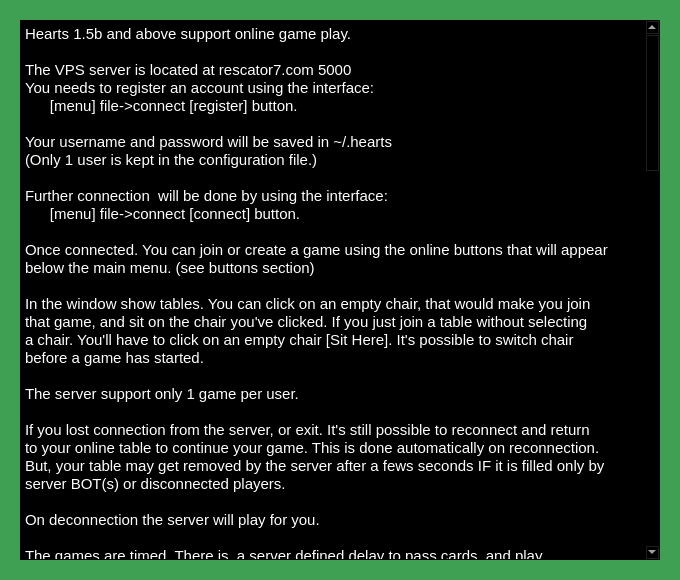
The window that online.ui (Rescator7/Hearts) describes before a commit, drawn with Qt 5.
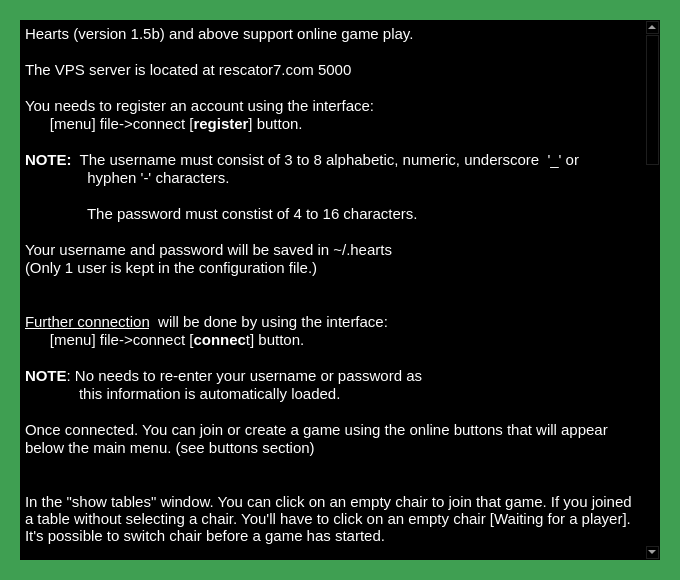
The same window after the commit.

Patch:
```diff
--- a/online.ui
+++ b/online.ui
@@ -890,32 +890,43 @@
 &lt;html&gt;&lt;head&gt;&lt;meta name=&quot;qrichtext&quot; content=&quot;1&quot; /&gt;&lt;style type=&quot;text/css&quot;&gt;
 p, li { white-space: pre-wrap; }
 &lt;/style&gt;&lt;/head&gt;&lt;body style=&quot; font-family:'Ubuntu'; font-size:11pt; font-weight:400; font-style:normal;&quot;&gt;
-&lt;p style=&quot; margin-top:0px; margin-bottom:0px; margin-left:0px; margin-right:0px; -qt-block-indent:0; text-indent:0px;&quot;&gt;Hearts 1.5b and above support online game play. &lt;/p&gt;
+&lt;p style=&quot; margin-top:0px; margin-bottom:0px; margin-left:0px; margin-right:0px; -qt-block-indent:0; text-indent:0px;&quot;&gt;Hearts (version 1.5b) and above support online game play. &lt;/p&gt;
 &lt;p style=&quot;-qt-paragraph-type:empty; margin-top:0px; margin-bottom:0px; margin-left:0px; margin-right:0px; -qt-block-indent:0; text-indent:0px;&quot;&gt;&lt;br /&gt;&lt;/p&gt;
 &lt;p style=&quot; margin-top:0px; margin-bottom:0px; margin-left:0px; margin-right:0px; -qt-block-indent:0; text-indent:0px;&quot;&gt;The VPS server is located at rescator7.com 5000&lt;/p&gt;
+&lt;p style=&quot;-qt-paragraph-type:empty; margin-top:0px; margin-bottom:0px; margin-left:0px; margin-right:0px; -qt-block-indent:0; text-indent:0px;&quot;&gt;&lt;br /&gt;&lt;/p&gt;
 &lt;p style=&quot; margin-top:0px; margin-bottom:0px; margin-left:0px; margin-right:0px; -qt-block-indent:0; text-indent:0px;&quot;&gt;You needs to register an account using the interface:&lt;/p&gt;
-&lt;p style=&quot; margin-top:0px; margin-bottom:0px; margin-left:0px; margin-right:0px; -qt-block-indent:0; text-indent:0px;&quot;&gt;      [menu] file-&amp;gt;connect [register] button.&lt;/p&gt;
+&lt;p style=&quot; margin-top:0px; margin-bottom:0px; margin-left:0px; margin-right:0px; -qt-block-indent:0; text-indent:0px;&quot;&gt;      [menu] file-&amp;gt;connect [&lt;span style=&quot; font-weight:600;&quot;&gt;register&lt;/span&gt;] button.&lt;/p&gt;
+&lt;p style=&quot;-qt-paragraph-type:empty; margin-top:0px; margin-bottom:0px; margin-left:0px; margin-right:0px; -qt-block-indent:0; text-indent:0px;&quot;&gt;&lt;br /&gt;&lt;/p&gt;
+&lt;p style=&quot; margin-top:0px; margin-bottom:0px; margin-left:0px; margin-right:0px; -qt-block-indent:0; text-indent:0px;&quot;&gt;&lt;span style=&quot; font-weight:600;&quot;&gt;NOTE:&lt;/span&gt;  The&lt;span style=&quot; font-weight:600;&quot;&gt; &lt;/span&gt;username must consist of 3 to 8 alphabetic, numeric, underscore  '_' or&lt;/p&gt;
+&lt;p style=&quot; margin-top:0px; margin-bottom:0px; margin-left:0px; margin-right:0px; -qt-block-indent:0; text-indent:0px;&quot;&gt;               hyphen '-' characters.&lt;/p&gt;
+&lt;p style=&quot;-qt-paragraph-type:empty; margin-top:0px; margin-bottom:0px; margin-left:0px; margin-right:0px; -qt-block-indent:0; text-indent:0px;&quot;&gt;&lt;br /&gt;&lt;/p&gt;
+&lt;p style=&quot; margin-top:0px; margin-bottom:0px; margin-left:0px; margin-right:0px; -qt-block-indent:0; text-indent:0px;&quot;&gt;               The password must constist of 4 to 16 characters.&lt;/p&gt;
 &lt;p style=&quot;-qt-paragraph-type:empty; margin-top:0px; margin-bottom:0px; margin-left:0px; margin-right:0px; -qt-block-indent:0; text-indent:0px;&quot;&gt;&lt;br /&gt;&lt;/p&gt;
 &lt;p style=&quot; margin-top:0px; margin-bottom:0px; margin-left:0px; margin-right:0px; -qt-block-indent:0; text-indent:0px;&quot;&gt;Your username and password will be saved in ~/.hearts&lt;/p&gt;
 &lt;p style=&quot; margin-top:0px; margin-bottom:0px; margin-left:0px; margin-right:0px; -qt-block-indent:0; text-indent:0px;&quot;&gt;(Only 1 user is kept in the configuration file.)&lt;/p&gt;
 &lt;p style=&quot;-qt-paragraph-type:empty; margin-top:0px; margin-bottom:0px; margin-left:0px; margin-right:0px; -qt-block-indent:0; text-indent:0px;&quot;&gt;&lt;br /&gt;&lt;/p&gt;
-&lt;p style=&quot; margin-top:0px; margin-bottom:0px; margin-left:0px; margin-right:0px; -qt-block-indent:0; text-indent:0px;&quot;&gt;Further connection  will be done by using the interface:&lt;/p&gt;
-&lt;p style=&quot; margin-top:0px; margin-bottom:0px; margin-left:0px; margin-right:0px; -qt-block-indent:0; text-indent:0px;&quot;&gt;      [menu] file-&amp;gt;connect [connect] button.&lt;/p&gt;
+&lt;p style=&quot;-qt-paragraph-type:empty; margin-top:0px; margin-bottom:0px; margin-left:0px; margin-right:0px; -qt-block-indent:0; text-indent:0px;&quot;&gt;&lt;br /&gt;&lt;/p&gt;
+&lt;p style=&quot; margin-top:0px; margin-bottom:0px; margin-left:0px; margin-right:0px; -qt-block-indent:0; text-indent:0px;&quot;&gt;&lt;span style=&quot; text-decoration: underline;&quot;&gt;Further connection&lt;/span&gt;  will be done by using the interface:&lt;/p&gt;
+&lt;p style=&quot; margin-top:0px; margin-bottom:0px; margin-left:0px; margin-right:0px; -qt-block-indent:0; text-indent:0px;&quot;&gt;      [menu] file-&amp;gt;connect [&lt;span style=&quot; font-weight:600;&quot;&gt;connec&lt;/span&gt;t] button.&lt;/p&gt;
+&lt;p style=&quot;-qt-paragraph-type:empty; margin-top:0px; margin-bottom:0px; margin-left:0px; margin-right:0px; -qt-block-indent:0; text-indent:0px;&quot;&gt;&lt;br /&gt;&lt;/p&gt;
+&lt;p style=&quot; margin-top:0px; margin-bottom:0px; margin-left:0px; margin-right:0px; -qt-block-indent:0; text-indent:0px;&quot;&gt;&lt;span style=&quot; font-weight:600;&quot;&gt;NOTE&lt;/span&gt;: No needs to re-enter your username or password as&lt;/p&gt;
+&lt;p style=&quot; margin-top:0px; margin-bottom:0px; margin-left:0px; margin-right:0px; -qt-block-indent:0; text-indent:0px;&quot;&gt;             this information is automatically loaded.&lt;/p&gt;
 &lt;p style=&quot;-qt-paragraph-type:empty; margin-top:0px; margin-bottom:0px; margin-left:0px; margin-right:0px; -qt-block-indent:0; text-indent:0px;&quot;&gt;&lt;br /&gt;&lt;/p&gt;
 &lt;p style=&quot; margin-top:0px; margin-bottom:0px; margin-left:0px; margin-right:0px; -qt-block-indent:0; text-indent:0px;&quot;&gt;Once connected. You can join or create a game using the online buttons that will appear&lt;/p&gt;
 &lt;p style=&quot; margin-top:0px; margin-bottom:0px; margin-left:0px; margin-right:0px; -qt-block-indent:0; text-indent:0px;&quot;&gt;below the main menu. (see buttons section)&lt;/p&gt;
 &lt;p style=&quot;-qt-paragraph-type:empty; margin-top:0px; margin-bottom:0px; margin-left:0px; margin-right:0px; -qt-block-indent:0; text-indent:0px;&quot;&gt;&lt;br /&gt;&lt;/p&gt;
-&lt;p style=&quot; margin-top:0px; margin-bottom:0px; margin-left:0px; margin-right:0px; -qt-block-indent:0; text-indent:0px;&quot;&gt;In the window show tables. You can click on an empty chair, that would make you join&lt;/p&gt;
-&lt;p style=&quot; margin-top:0px; margin-bottom:0px; margin-left:0px; margin-right:0px; -qt-block-indent:0; text-indent:0px;&quot;&gt;that game, and sit on the chair you've clicked. If you just join a table without selecting&lt;/p&gt;
-&lt;p style=&quot; margin-top:0px; margin-bottom:0px; margin-left:0px; margin-right:0px; -qt-block-indent:0; text-indent:0px;&quot;&gt;a chair. You'll have to click on an empty chair [Sit Here]. It's possible to switch chair&lt;/p&gt;
-&lt;p style=&quot; margin-top:0px; margin-bottom:0px; margin-left:0px; margin-right:0px; -qt-block-indent:0; text-indent:0px;&quot;&gt;before a game has started. &lt;/p&gt;
+&lt;p style=&quot;-qt-paragraph-type:empty; margin-top:0px; margin-bottom:0px; margin-left:0px; margin-right:0px; -qt-block-indent:0; text-indent:0px;&quot;&gt;&lt;br /&gt;&lt;/p&gt;
+&lt;p style=&quot; margin-top:0px; margin-bottom:0px; margin-left:0px; margin-right:0px; -qt-block-indent:0; text-indent:0px;&quot;&gt;In the &amp;quot;show tables&amp;quot; window. You can click on an empty chair to join that game. If you joined a table without selecting a chair. You'll have to click on an empty chair [Waiting for a player]. It's possible to switch chair before a game has started. &lt;/p&gt;
+&lt;p style=&quot;-qt-paragraph-type:empty; margin-top:0px; margin-bottom:0px; margin-left:0px; margin-right:0px; -qt-block-indent:0; text-indent:0px;&quot;&gt;&lt;br /&gt;&lt;/p&gt;
+&lt;p style=&quot; margin-top:0px; margin-bottom:0px; margin-left:0px; margin-right:0px; -qt-block-indent:0; text-indent:0px;&quot;&gt;If the &amp;quot;show tables&amp;quot; window is empty. You can create your own table using the &amp;quot;Create Table&amp;quot; button. The game will start automatically when reaching 4 players. &lt;span style=&quot; font-weight:600;&quot;&gt;You can at any times start the game&lt;/span&gt; &lt;span style=&quot; font-weight:600;&quot;&gt;as long&lt;/span&gt; &lt;span style=&quot; font-weight:600;&quot;&gt;as you own the table &lt;/span&gt;(You've created it) by using the button &amp;quot;Start&amp;quot;. The empties chairs will be filled by *BOTs.&lt;/p&gt;
+&lt;p style=&quot;-qt-paragraph-type:empty; margin-top:0px; margin-bottom:0px; margin-left:0px; margin-right:0px; -qt-block-indent:0; text-indent:0px;&quot;&gt;&lt;br /&gt;&lt;/p&gt;
 &lt;p style=&quot;-qt-paragraph-type:empty; margin-top:0px; margin-bottom:0px; margin-left:0px; margin-right:0px; -qt-block-indent:0; text-indent:0px;&quot;&gt;&lt;br /&gt;&lt;/p&gt;
 &lt;p style=&quot; margin-top:0px; margin-bottom:0px; margin-left:0px; margin-right:0px; -qt-block-indent:0; text-indent:0px;&quot;&gt;The server support only 1 game per user.&lt;/p&gt;
 &lt;p style=&quot;-qt-paragraph-type:empty; margin-top:0px; margin-bottom:0px; margin-left:0px; margin-right:0px; -qt-block-indent:0; text-indent:0px;&quot;&gt;&lt;br /&gt;&lt;/p&gt;
 &lt;p style=&quot; margin-top:0px; margin-bottom:0px; margin-left:0px; margin-right:0px; -qt-block-indent:0; text-indent:0px;&quot;&gt;If you lost connection from the server, or exit. It's still possible to reconnect and return&lt;/p&gt;
 &lt;p style=&quot; margin-top:0px; margin-bottom:0px; margin-left:0px; margin-right:0px; -qt-block-indent:0; text-indent:0px;&quot;&gt;to your online table to continue your game. This is done automatically on reconnection.&lt;/p&gt;
-&lt;p style=&quot; margin-top:0px; margin-bottom:0px; margin-left:0px; margin-right:0px; -qt-block-indent:0; text-indent:0px;&quot;&gt;But, your table may get removed by the server after a fews seconds IF it is filled only by &lt;/p&gt;
-&lt;p style=&quot; margin-top:0px; margin-bottom:0px; margin-left:0px; margin-right:0px; -qt-block-indent:0; text-indent:0px;&quot;&gt;server BOT(s) or disconnected players.&lt;/p&gt;
+&lt;p style=&quot; margin-top:0px; margin-bottom:0px; margin-left:0px; margin-right:0px; -qt-block-indent:0; text-indent:0px;&quot;&gt;But, your table may get removed by the server after a fews seconds If it is filled only by &lt;/p&gt;
+&lt;p style=&quot; margin-top:0px; margin-bottom:0px; margin-left:0px; margin-right:0px; -qt-block-indent:0; text-indent:0px;&quot;&gt;server *BOT(s) or disconnected players.&lt;/p&gt;
 &lt;p style=&quot;-qt-paragraph-type:empty; margin-top:0px; margin-bottom:0px; margin-left:0px; margin-right:0px; -qt-block-indent:0; text-indent:0px;&quot;&gt;&lt;br /&gt;&lt;/p&gt;
 &lt;p style=&quot; margin-top:0px; margin-bottom:0px; margin-left:0px; margin-right:0px; -qt-block-indent:0; text-indent:0px;&quot;&gt;On deconnection the server will play for you.&lt;/p&gt;
 &lt;p style=&quot;-qt-paragraph-type:empty; margin-top:0px; margin-bottom:0px; margin-left:0px; margin-right:0px; -qt-block-indent:0; text-indent:0px;&quot;&gt;&lt;br /&gt;&lt;/p&gt;
@@ -924,11 +935,14 @@
 &lt;p style=&quot; margin-top:0px; margin-bottom:0px; margin-left:0px; margin-right:0px; -qt-block-indent:0; text-indent:0px;&quot;&gt;bar could be affected by lags). If your time left expire. The server will act for you to pass or &lt;/p&gt;
 &lt;p style=&quot; margin-top:0px; margin-bottom:0px; margin-left:0px; margin-right:0px; -qt-block-indent:0; text-indent:0px;&quot;&gt;play the cards.&lt;/p&gt;
 &lt;p style=&quot;-qt-paragraph-type:empty; margin-top:0px; margin-bottom:0px; margin-left:0px; margin-right:0px; -qt-block-indent:0; text-indent:0px;&quot;&gt;&lt;br /&gt;&lt;/p&gt;
-&lt;p style=&quot; margin-top:0px; margin-bottom:0px; margin-left:0px; margin-right:0px; -qt-block-indent:0; text-indent:0px;&quot;&gt;At your table. Players shown between () like (castillo) means the player left or is disconnected. An * before BOT, means this player is a server BOT.&lt;/p&gt;
+&lt;p style=&quot; margin-top:0px; margin-bottom:0px; margin-left:0px; margin-right:0px; -qt-block-indent:0; text-indent:0px;&quot;&gt;At your table. Players shown between () like (castillo) means the player left or is disconnected. An * before a name, &lt;/p&gt;
+&lt;p style=&quot; margin-top:0px; margin-bottom:0px; margin-left:0px; margin-right:0px; -qt-block-indent:0; text-indent:0px;&quot;&gt;means this player is a server BOT.&lt;/p&gt;
 &lt;p style=&quot;-qt-paragraph-type:empty; margin-top:0px; margin-bottom:0px; margin-left:0px; margin-right:0px; -qt-block-indent:0; text-indent:0px;&quot;&gt;&lt;br /&gt;&lt;/p&gt;
 &lt;p style=&quot; margin-top:0px; margin-bottom:0px; margin-left:0px; margin-right:0px; -qt-block-indent:0; text-indent:0px;&quot;&gt;It's possible to have a server commands list by switch the button action to help mode ?&lt;/p&gt;
 &lt;p style=&quot; margin-top:0px; margin-bottom:0px; margin-left:0px; margin-right:0px; -qt-block-indent:0; text-indent:0px;&quot;&gt;After that, you can read any commands's help file using the line editor.&lt;/p&gt;
 &lt;p style=&quot;-qt-paragraph-type:empty; margin-top:0px; margin-bottom:0px; margin-left:0px; margin-right:0px; -qt-block-indent:0; text-indent:0px;&quot;&gt;&lt;br /&gt;&lt;/p&gt;
+&lt;p style=&quot;-qt-paragraph-type:empty; margin-top:0px; margin-bottom:0px; margin-left:0px; margin-right:0px; -qt-block-indent:0; text-indent:0px;&quot;&gt;&lt;br /&gt;&lt;/p&gt;
+&lt;p style=&quot;-qt-paragraph-type:empty; margin-top:0px; margin-bottom:0px; margin-left:0px; margin-right:0px; -qt-block-indent:0; text-indent:0px;&quot;&gt;&lt;br /&gt;&lt;/p&gt;
 &lt;p style=&quot; margin-top:0px; margin-bottom:0px; margin-left:0px; margin-right:0px; -qt-block-indent:0; text-indent:0px;&quot;&gt;The server will keep statistics of your games: first, second, third, fourth place, and total&lt;/p&gt;
 &lt;p style=&quot; margin-top:0px; margin-bottom:0px; margin-left:0px; margin-right:0px; -qt-block-indent:0; text-indent:0px;&quot;&gt;games played online. This can be seen by using the server command: stats&lt;/p&gt;
 &lt;p style=&quot;-qt-paragraph-type:empty; margin-top:0px; margin-bottom:0px; margin-left:0px; margin-right:0px; -qt-block-indent:0; text-indent:0px;&quot;&gt;&lt;br /&gt;&lt;/p&gt;
@@ -940,7 +954,7 @@
 &lt;p style=&quot; margin-top:0px; margin-bottom:0px; margin-left:0px; margin-right:0px; -qt-block-indent:0; text-indent:0px;&quot;&gt;Leave the server and return to offline game mode. It will also reload any saved game.&lt;/p&gt;
 &lt;p style=&quot;-qt-paragraph-type:empty; margin-top:0px; margin-bottom:0px; margin-left:0px; margin-right:0px; -qt-block-indent:0; text-indent:0px;&quot;&gt;&lt;br /&gt;&lt;/p&gt;
 &lt;p style=&quot; margin-top:0px; margin-bottom:0px; margin-left:0px; margin-right:0px; -qt-block-indent:0; text-indent:0px;&quot;&gt;&lt;span style=&quot; font-size:14pt; font-weight:600;&quot;&gt;Leave&lt;/span&gt;&lt;/p&gt;
-&lt;p style=&quot; margin-top:0px; margin-bottom:0px; margin-left:0px; margin-right:0px; -qt-block-indent:0; text-indent:0px;&quot;&gt;Leave a table. This action will make you finish in 4th place if the game was started.&lt;/p&gt;
+&lt;p style=&quot; margin-top:0px; margin-bottom:0px; margin-left:0px; margin-right:0px; -qt-block-indent:0; text-indent:0px;&quot;&gt;Leave a table. This action will make you finish in 4th place if the game has started.&lt;/p&gt;
 &lt;p style=&quot;-qt-paragraph-type:empty; margin-top:0px; margin-bottom:0px; margin-left:0px; margin-right:0px; -qt-block-indent:0; text-indent:0px;&quot;&gt;&lt;br /&gt;&lt;/p&gt;
 &lt;p style=&quot; margin-top:0px; margin-bottom:0px; margin-left:0px; margin-right:0px; -qt-block-indent:0; text-indent:0px;&quot;&gt;&lt;span style=&quot; font-size:14pt; font-weight:600;&quot;&gt;Tables&lt;/span&gt;&lt;/p&gt;
 &lt;p style=&quot; margin-top:0px; margin-bottom:0px; margin-left:0px; margin-right:0px; -qt-block-indent:0; text-indent:0px;&quot;&gt;Show a window of availables tables. Games that has already started won't be shown, those&lt;/p&gt;
@@ -961,17 +975,15 @@
 &lt;p style=&quot; margin-top:0px; margin-bottom:0px; margin-left:0px; margin-right:0px; -qt-block-indent:0; text-indent:0px;&quot;&gt;Once muted. All communications are blocked for everyone.&lt;/p&gt;
 &lt;p style=&quot;-qt-paragraph-type:empty; margin-top:0px; margin-bottom:0px; margin-left:0px; margin-right:0px; -qt-block-indent:0; text-indent:0px;&quot;&gt;&lt;br /&gt;&lt;/p&gt;
 &lt;p style=&quot; margin-top:0px; margin-bottom:0px; margin-left:0px; margin-right:0px; -qt-block-indent:0; text-indent:0px;&quot;&gt;&lt;span style=&quot; font-size:14pt; font-weight:600;&quot;&gt;Start&lt;/span&gt;&lt;/p&gt;
-&lt;p style=&quot; margin-top:0px; margin-bottom:0px; margin-left:0px; margin-right:0px; -qt-block-indent:0; text-indent:0px;&quot;&gt;Hearts is a 4 players games. it may be difficult to reach 4 players joining your table.&lt;/p&gt;
-&lt;p style=&quot; margin-top:0px; margin-bottom:0px; margin-left:0px; margin-right:0px; -qt-block-indent:0; text-indent:0px;&quot;&gt;Due to the low number of players online. If that occur. The owner of a table. &lt;/p&gt;
-&lt;p style=&quot; margin-top:0px; margin-bottom:0px; margin-left:0px; margin-right:0px; -qt-block-indent:0; text-indent:0px;&quot;&gt;Can at any time start the game. The server will fill empty chair by&lt;/p&gt;
-&lt;p style=&quot; margin-top:0px; margin-bottom:0px; margin-left:0px; margin-right:0px; -qt-block-indent:0; text-indent:0px;&quot;&gt;playing BOT(s).&lt;/p&gt;
+&lt;p style=&quot; margin-top:0px; margin-bottom:0px; margin-left:0px; margin-right:0px; -qt-block-indent:0; text-indent:0px;&quot;&gt;Start the game &lt;span style=&quot; font-weight:600;&quot;&gt;you've created&lt;/span&gt; using &amp;quot;Create Table&amp;quot; button.&lt;/p&gt;
+&lt;p style=&quot; margin-top:0px; margin-bottom:0px; margin-left:0px; margin-right:0px; -qt-block-indent:0; text-indent:0px;&quot;&gt;Fill the empties chairs by *BOTS.&lt;/p&gt;
 &lt;p style=&quot;-qt-paragraph-type:empty; margin-top:0px; margin-bottom:0px; margin-left:0px; margin-right:0px; -qt-block-indent:0; text-indent:0px;&quot;&gt;&lt;br /&gt;&lt;/p&gt;
 &lt;p style=&quot; margin-top:0px; margin-bottom:0px; margin-left:0px; margin-right:0px; -qt-block-indent:0; text-indent:0px;&quot;&gt;&lt;span style=&quot; font-weight:600;&quot;&gt;Please notes:&lt;/span&gt; &lt;/p&gt;
-&lt;p style=&quot; margin-top:0px; margin-bottom:0px; margin-left:0px; margin-right:0px; -qt-block-indent:0; text-indent:0px;&quot;&gt;   1) As for server version 1.0.4. Server BOT are very weak. Those BOTs  &lt;/p&gt;
+&lt;p style=&quot; margin-top:0px; margin-bottom:0px; margin-left:0px; margin-right:0px; -qt-block-indent:0; text-indent:0px;&quot;&gt;   1) As for server version 1.0.13. Server BOTs are very weak. Those BOTs  &lt;/p&gt;
 &lt;p style=&quot; margin-top:0px; margin-bottom:0px; margin-left:0px; margin-right:0px; -qt-block-indent:0; text-indent:0px;&quot;&gt;        will play the first legal move they find, and will pass basic cards.&lt;/p&gt;
 &lt;p style=&quot;-qt-paragraph-type:empty; margin-top:0px; margin-bottom:0px; margin-left:0px; margin-right:0px; -qt-block-indent:0; text-indent:0px;&quot;&gt;&lt;br /&gt;&lt;/p&gt;
 &lt;p style=&quot; margin-top:0px; margin-bottom:0px; margin-left:0px; margin-right:0px; -qt-block-indent:0; text-indent:0px;&quot;&gt;   2) Once a game is full. (4 human players). The game automatically start.&lt;/p&gt;
-&lt;p style=&quot; margin-top:0px; margin-bottom:0px; margin-left:0px; margin-right:0px; -qt-block-indent:0; text-indent:0px;&quot;&gt;        No needs to use [Start] button.&lt;/p&gt;
+&lt;p style=&quot; margin-top:0px; margin-bottom:0px; margin-left:0px; margin-right:0px; -qt-block-indent:0; text-indent:0px;&quot;&gt;        No needs to use the [Start] button.&lt;/p&gt;
 &lt;p style=&quot;-qt-paragraph-type:empty; margin-top:0px; margin-bottom:0px; margin-left:0px; margin-right:0px; -qt-block-indent:0; text-indent:0px;&quot;&gt;&lt;br /&gt;&lt;/p&gt;
 &lt;p style=&quot;-qt-paragraph-type:empty; margin-top:0px; margin-bottom:0px; margin-left:0px; margin-right:0px; -qt-block-indent:0; text-indent:0px;&quot;&gt;&lt;br /&gt;&lt;/p&gt;
 &lt;p style=&quot;-qt-paragraph-type:empty; margin-top:0px; margin-bottom:0px; margin-left:0px; margin-right:0px; -qt-block-indent:0; text-indent:0px;&quot;&gt;&lt;br /&gt;&lt;/p&gt;
```
